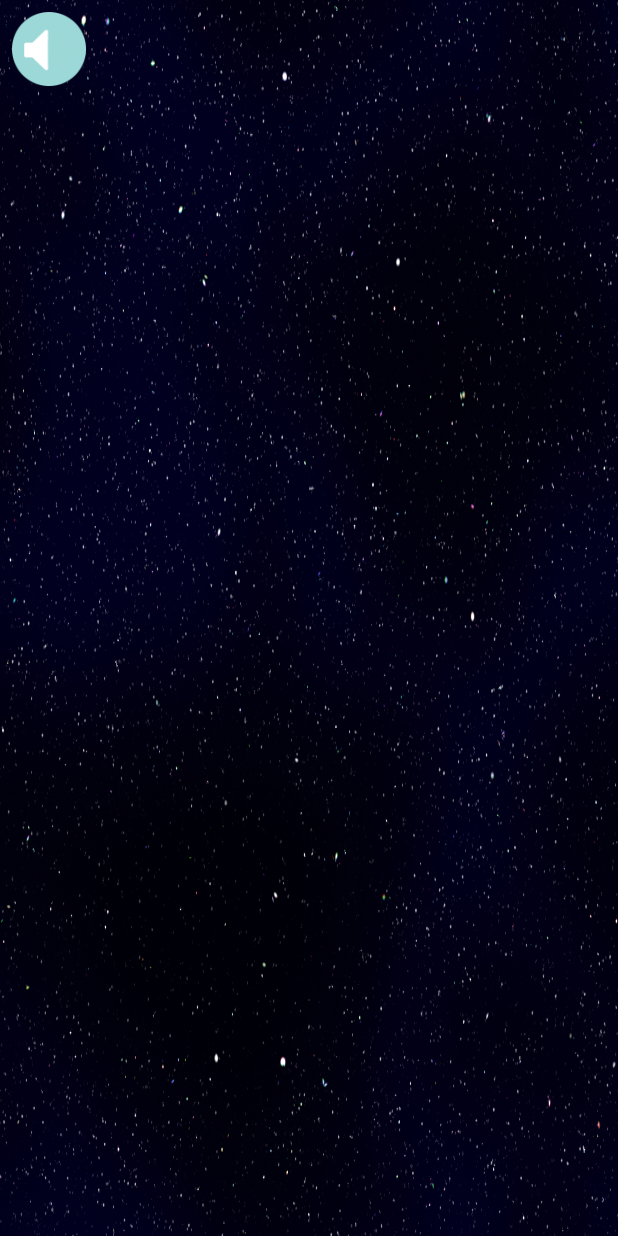
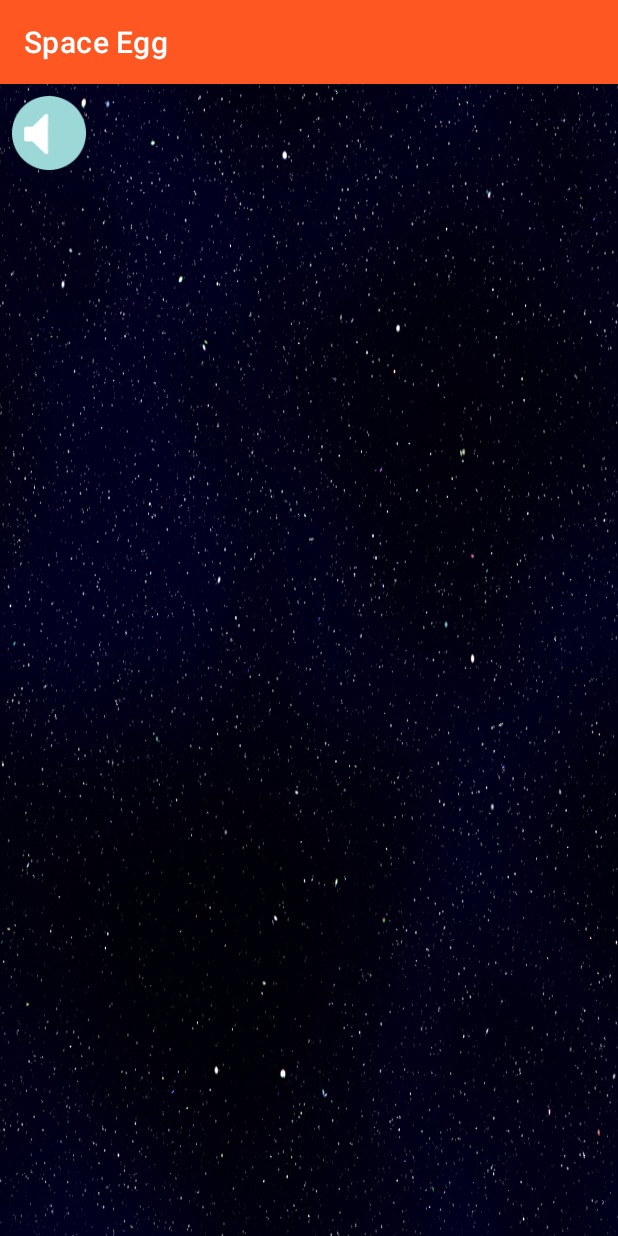
Before and after one commit to Sateju/GalaxyEgg, an Android app: the screen it shows after launch (MainActivity), on a phone screen of 412 x 824 dp. Run offline under Robolectric (Android 15) with nearby library versions, the phone set to English and light mode, and no system bars; our stand-ins replace data binding, navigation-ui.

Commit message:
add dayNight Style

```diff
--- a/app/src/main/AndroidManifest.xml
+++ b/app/src/main/AndroidManifest.xml
@@ -19,13 +19,6 @@
                 <category android:name="android.intent.category.LAUNCHER" />
             </intent-filter>
         </activity>
-        <activity android:name=".ui.OldMainActivity">
-            <intent-filter>
-                <action android:name="android.intent.action.MAIN" />
-
-                <category android:name="android.intent.category.LAUNCHER" />
-            </intent-filter>
-        </activity>
     </application>
 
 </manifest>
--- a/app/src/main/res/navigation/main_navigation.xml
+++ b/app/src/main/res/navigation/main_navigation.xml
@@ -8,6 +8,6 @@
     <fragment
         android:id="@+id/gameFragment"
         android:name="lincete.galaxyegg.ui.game.GameFragment"
-        android:label="fragment_game"
+        android:label="@string/app_name"
         tools:layout="@layout/fragment_game" />
 </navigation>
--- a/app/src/main/res/values/colors.xml
+++ b/app/src/main/res/values/colors.xml
@@ -1,6 +1,11 @@
 <?xml version="1.0" encoding="utf-8"?>
 <resources>
-    <color name="colorPrimary">#3F51B5</color>
-    <color name="colorPrimaryDark">#303F9F</color>
-    <color name="colorAccent">#FF4081</color>
+    <color name="colorPrimary">#FF5722</color>
+    <color name="colorPrimaryDark">#E64A19</color>
+    <color name="colorPrimaryLight">#FFCCBC</color>
+    <color name="colorAccent">#448AFF</color>
+    <color name="colorPrimaryText">#212121</color>
+    <color name="colorSecondaryText">#757575</color>
+    <color name="colorIcons">#FFFFFF</color>
+    <color name="colorDivider">#BDBDBD</color>
 </resources>
--- a/app/src/main/res/values/styles.xml
+++ b/app/src/main/res/values/styles.xml
@@ -1,16 +1,12 @@
 <resources>
 
     <!-- Base application theme. -->
-    <style name="AppTheme" parent="Theme.AppCompat.Light.DarkActionBar">
-        <!-- Customize your theme here. -->
+    <style name="AppTheme" parent="Theme.MaterialComponents.DayNight.DarkActionBar">
         <item name="colorPrimary">@color/colorPrimary</item>
         <item name="colorPrimaryDark">@color/colorPrimaryDark</item>
         <item name="colorAccent">@color/colorAccent</item>
-        <item name="windowNoTitle">true</item>
-        <item name="windowActionBar">false</item>
-        <item name="android:windowFullscreen">true</item>
-        <item name="android:windowContentOverlay">@null</item>
+        <item name="android:textColorPrimary">@color/colorPrimaryText</item>
+        <item name="android:textColorSecondary">@color/colorSecondaryText</item>
+        <item name="iconTint">@color/colorIcons</item>
     </style>
-
-
 </resources>
```
